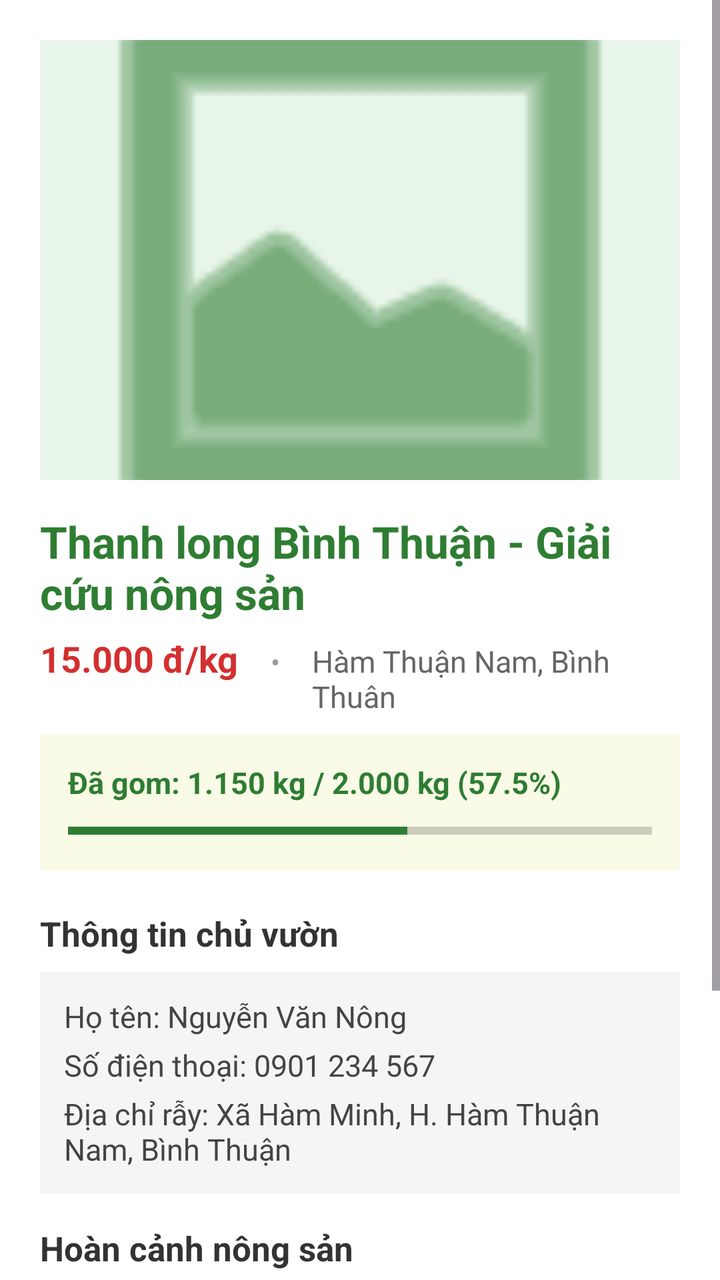
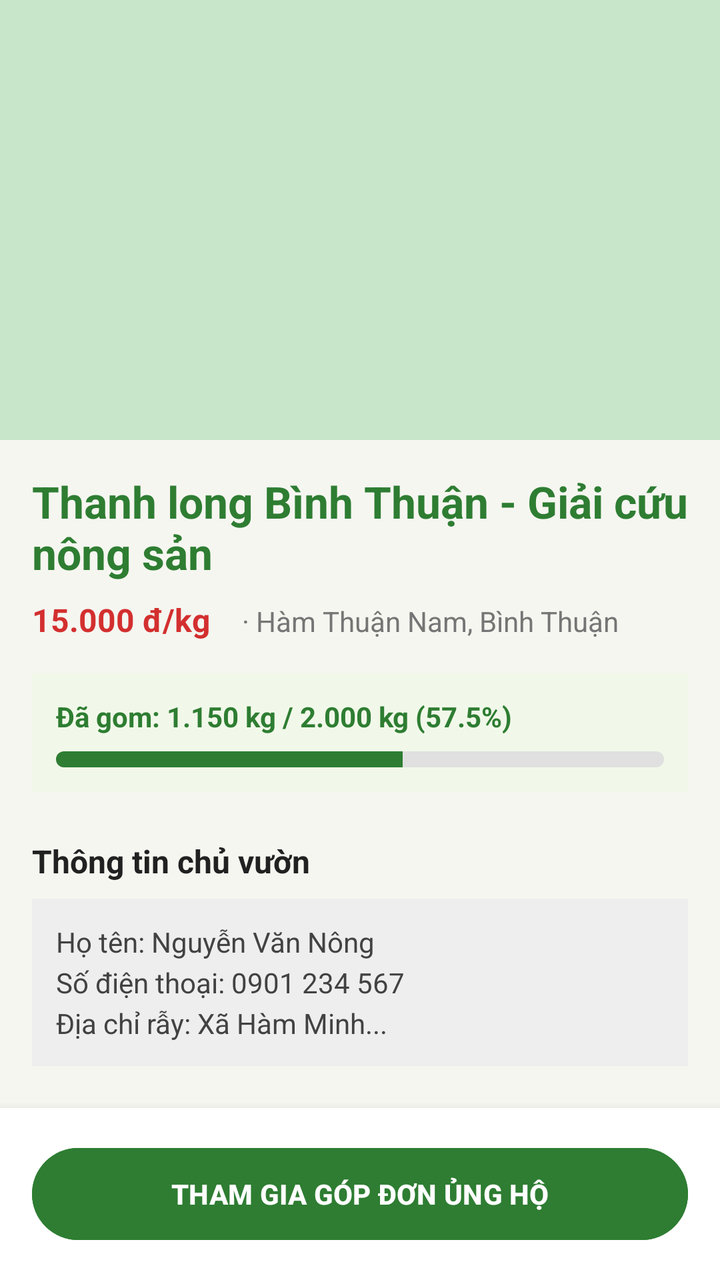

The first picture is an Android layout as it rendered before a commit; the second is the same layout after the commit. The layout source and the unified diff follow.
<!-- AndroidManifest.xml: application theme Theme.AgriFoodsHelper -->
<!-- res/layout/fragment_campaign_detail.xml -->
<?xml version="1.0" encoding="utf-8"?>
<ScrollView xmlns:android="http://schemas.android.com/apk/res/android"
    xmlns:app="http://schemas.android.com/apk/res-auto"
    android:layout_width="match_parent"
    android:layout_height="match_parent"
    android:background="#FFFFFF"
    android:fillViewport="true">

    <LinearLayout
        android:layout_width="match_parent"
        android:layout_height="wrap_content"
        android:orientation="vertical"
        android:padding="20dp">

        
        <ImageView
            android:id="@+id/imgCampaignDetail"
            android:layout_width="match_parent"
            android:layout_height="220dp"
            android:background="#E8F5E9"
            android:contentDescription="Ảnh chi tiết nông sản"
            android:scaleType="centerCrop"
            android:src="@android:drawable/ic_menu_gallery"
            app:tint="#2E7D32" />

        
        <TextView
            android:id="@+id/tvCampaignTitle"
            android:layout_width="match_parent"
            android:layout_height="wrap_content"
            android:layout_marginTop="16dp"
            android:paddingBottom="6dp"
            android:text="Thanh long Bình Thuận - Giải cứu nông sản"
            android:textColor="#2E7D32"
            android:textSize="22sp"
            android:textStyle="bold" />

        
        <LinearLayout
            android:layout_width="match_parent"
            android:layout_height="wrap_content"
            android:layout_marginBottom="12dp"
            android:orientation="horizontal">

            <TextView
                android:id="@+id/tvProductPrice"
                android:layout_width="wrap_content"
                android:layout_height="wrap_content"
                android:text="15.000 đ/kg"
                android:textColor="#D32F2F"
                android:textSize="18sp"
                android:textStyle="bold" />

            <TextView
                android:layout_width="wrap_content"
                android:layout_height="wrap_content"
                android:layout_marginStart="16dp"
                android:layout_marginEnd="16dp"
                android:text="•"
                android:textColor="#999999" />

            <TextView
                android:id="@+id/tvProductOrigin"
                android:layout_width="wrap_content"
                android:layout_height="wrap_content"
                android:text="Hàm Thuận Nam, Bình Thuận"
                android:textColor="#666666"
                android:textSize="15sp" />
        </LinearLayout>

        
        <LinearLayout
            android:layout_width="match_parent"
            android:layout_height="wrap_content"
            android:layout_marginBottom="20dp"
            android:background="#F9FBE7"
            android:orientation="vertical"
            android:padding="14dp">

            <TextView
                android:id="@+id/tvProgressText"
                android:layout_width="match_parent"
                android:layout_height="wrap_content"
                android:layout_marginBottom="8dp"
                android:text="Đã gom: 1.150 kg / 2.000 kg (57.5%)"
                android:textColor="#2E7D32"
                android:textSize="15sp"
                android:textStyle="bold" />

            <ProgressBar
                android:id="@+id/progressBarCampaign"
                style="?android:attr/progressBarStyleHorizontal"
                android:layout_width="match_parent"
                android:layout_height="12dp"
                android:max="100"
                android:progress="58"
                android:progressTint="#2E7D32" />
        </LinearLayout>

        
        <TextView
            android:layout_width="match_parent"
            android:layout_height="wrap_content"
            android:layout_marginBottom="8dp"
            android:text="Thông tin chủ vườn"
            android:textColor="#333333"
            android:textSize="17sp"
            android:textStyle="bold" />

        <LinearLayout
            android:layout_width="match_parent"
            android:layout_height="wrap_content"
            android:layout_marginBottom="16dp"
            android:background="#F5F5F5"
            android:orientation="vertical"
            android:padding="12dp">

            <TextView
                android:id="@+id/tvFarmerName"
                android:layout_width="match_parent"
                android:layout_height="wrap_content"
                android:text="Họ tên: Nguyễn Văn Nông"
                android:textColor="#444444"
                android:textSize="15sp" />

            <TextView
                android:id="@+id/tvFarmerPhone"
                android:layout_width="match_parent"
                android:layout_height="wrap_content"
                android:layout_marginTop="4dp"
                android:text="Số điện thoại: 0901 234 567"
                android:textColor="#444444"
                android:textSize="15sp" />

            <TextView
                android:id="@+id/tvFarmerAddress"
                android:layout_width="match_parent"
                android:layout_height="wrap_content"
                android:layout_marginTop="4dp"
                android:text="Địa chỉ rẫy: Xã Hàm Minh, H. Hàm Thuận Nam, Bình Thuận"
                android:textColor="#444444"
                android:textSize="15sp" />
        </LinearLayout>

        
        <TextView
            android:layout_width="match_parent"
            android:layout_height="wrap_content"
            android:layout_marginBottom="6dp"
            android:text="Hoàn cảnh nông sản"
            android:textColor="#333333"
            android:textSize="17sp"
            android:textStyle="bold" />

        <TextView
            android:id="@+id/tvCampaignStory"
            android:layout_width="match_parent"
            android:layout_height="wrap_content"
            android:layout_marginBottom="24dp"
            android:lineSpacingExtra="4dp"
            android:text="Do ảnh hưởng thời tiết xấu và dịch bệnh, thương lái dừng thu mua đột ngột. Vườn thanh long chín rộ cần thu hoạch khẩn cấp trong 48 giờ để tránh hư hỏng hoàn toàn."
            android:textColor="#555555"
            android:textSize="15sp" />

        
        <Button
            android:id="@+id/btnOpenCommitDialog"
            android:layout_width="match_parent"
            android:layout_height="56dp"
            android:backgroundTint="#2E7D32"
            android:text="THAM GIA GÓP ĐƠN ỦNG HỘ"
            android:textColor="#FFFFFF"
            android:textSize="17sp"
            android:textStyle="bold" />

    </LinearLayout>
</ScrollView>
<!-- resources referenced by this layout -->
<resources>
  <style name="Theme.AgriFoodsHelper" parent="Base.Theme.AgriFoodsHelper" />
  <style name="Base.Theme.AgriFoodsHelper" parent="Theme.Material3.DayNight.NoActionBar">
          
      </style>
</resources>

<!-- the commit's change to res/layout/fragment_campaign_detail.xml (unified diff, before → after) -->
@@ -1,177 +1,143 @@
 <?xml version="1.0" encoding="utf-8"?>
-<ScrollView xmlns:android="http://schemas.android.com/apk/res/android"
+<RelativeLayout xmlns:android="http://schemas.android.com/apk/res/android"
     xmlns:app="http://schemas.android.com/apk/res-auto"
     android:layout_width="match_parent"
     android:layout_height="match_parent"
-    android:background="#FFFFFF"
-    android:fillViewport="true">
+    android:background="#F5F6F0">
 
-    <LinearLayout
+    <ScrollView
         android:layout_width="match_parent"
-        android:layout_height="wrap_content"
-        android:orientation="vertical"
-        android:padding="20dp">
-
-        
-        <ImageView
-            android:id="@+id/imgCampaignDetail"
-            android:layout_width="match_parent"
-            android:layout_height="220dp"
-            android:background="#E8F5E9"
-            android:contentDescription="Ảnh chi tiết nông sản"
-            android:scaleType="centerCrop"
-            android:src="@android:drawable/ic_menu_gallery"
-            app:tint="#2E7D32" />
-
-        
-        <TextView
-            android:id="@+id/tvCampaignTitle"
-            android:layout_width="match_parent"
-            android:layout_height="wrap_content"
-            android:layout_marginTop="16dp"
-            android:paddingBottom="6dp"
-            android:text="Thanh long Bình Thuận - Giải cứu nông sản"
-            android:textColor="#2E7D32"
-            android:textSize="22sp"
-            android:textStyle="bold" />
-
-        
-        <LinearLayout
-            android:layout_width="match_parent"
-            android:layout_height="wrap_content"
-            android:layout_marginBottom="12dp"
-            android:orientation="horizontal">
-
-            <TextView
-                android:id="@+id/tvProductPrice"
-                android:layout_width="wrap_content"
-                android:layout_height="wrap_content"
-                android:text="15.000 đ/kg"
-                android:textColor="#D32F2F"
-                android:textSize="18sp"
-                android:textStyle="bold" />
-
-            <TextView
-                android:layout_width="wrap_content"
-                android:layout_height="wrap_content"
-                android:layout_marginStart="16dp"
-                android:layout_marginEnd="16dp"
-                android:text="•"
-                android:textColor="#999999" />
-
-            <TextView
-                android:id="@+id/tvProductOrigin"
-                android:layout_width="wrap_content"
-                android:layout_height="wrap_content"
-                android:text="Hàm Thuận Nam, Bình Thuận"
-                android:textColor="#666666"
-                android:textSize="15sp" />
-        </LinearLayout>
-
-        
-        <LinearLayout
-            android:layout_width="match_parent"
-            android:layout_height="wrap_content"
-            android:layout_marginBottom="20dp"
-            android:background="#F9FBE7"
-            android:orientation="vertical"
-            android:padding="14dp">
-
-            <TextView
-                android:id="@+id/tvProgressText"
-                android:layout_width="match_parent"
-                android:layout_height="wrap_content"
-                android:layout_marginBottom="8dp"
-                android:text="Đã gom: 1.150 kg / 2.000 kg (57.5%)"
-                android:textColor="#2E7D32"
-                android:textSize="15sp"
-                android:textStyle="bold" />
-
-            <ProgressBar
-                android:id="@+id/progressBarCampaign"
-                style="?android:attr/progressBarStyleHorizontal"
-                android:layout_width="match_parent"
-                android:layout_height="12dp"
-                android:max="100"
-                android:progress="58"
-                android:progressTint="#2E7D32" />
-        </LinearLayout>
-
-        
-        <TextView
-            android:layout_width="match_parent"
-            android:layout_height="wrap_content"
-            android:layout_marginBottom="8dp"
-            android:text="Thông tin chủ vườn"
-            android:textColor="#333333"
-            android:textSize="17sp"
-            android:textStyle="bold" />
+        android:layout_height="match_parent"
+        android:layout_above="@+id/bottomBar">
 
         <LinearLayout
             android:layout_width="match_parent"
             android:layout_height="wrap_content"
-            android:layout_marginBottom="16dp"
-            android:background="#F5F5F5"
-            android:orientation="vertical"
-            android:padding="12dp">
+            android:orientation="vertical">
 
-            <TextView
-                android:id="@+id/tvFarmerName"
+            <ImageView
+                android:id="@+id/imgDetailPhoto"
+                android:layout_width="match_parent"
+                android:layout_height="220dp"
+                android:background="#C8E6C9"
+                android:scaleType="centerCrop" />
+
+            <LinearLayout
                 android:layout_width="match_parent"
                 android:layout_height="wrap_content"
-                android:text="Họ tên: Nguyễn Văn Nông"
-                android:textColor="#444444"
-                android:textSize="15sp" />
+                android:orientation="vertical"
+                android:padding="16dp">
 
-            <TextView
-                android:id="@+id/tvFarmerPhone"
-                android:layout_width="match_parent"
-                android:layout_height="wrap_content"
-                android:layout_marginTop="4dp"
-                android:text="Số điện thoại: 0901 234 567"
-                android:textColor="#444444"
-                android:textSize="15sp" />
+                <TextView
+                    android:id="@+id/tvDetailTitle"
+                    android:layout_width="match_parent"
+                    android:layout_height="wrap_content"
+                    android:text="Thanh long Bình Thuận - Giải cứu nông sản"
+                    android:textColor="#2E7D32"
+                    android:textSize="22sp"
+                    android:textStyle="bold" />
 
-            <TextView
-                android:id="@+id/tvFarmerAddress"
-                android:layout_width="match_parent"
-                android:layout_height="wrap_content"
-                android:layout_marginTop="4dp"
-                android:text="Địa chỉ rẫy: Xã Hàm Minh, H. Hàm Thuận Nam, Bình Thuận"
-                android:textColor="#444444"
-                android:textSize="15sp" />
+                <LinearLayout
+                    android:layout_width="match_parent"
+                    android:layout_height="wrap_content"
+                    android:layout_marginTop="8dp"
+                    android:orientation="horizontal">
+
+                    <TextView
+                        android:id="@+id/tvDetailPrice"
+                        android:layout_width="wrap_content"
+                        android:layout_height="wrap_content"
+                        android:text="15.000 đ/kg"
+                        android:textColor="#D32F2F"
+                        android:textSize="16sp"
+                        android:textStyle="bold" />
+
+                    <TextView
+                        android:id="@+id/tvDetailAddress"
+                        android:layout_width="wrap_content"
+                        android:layout_height="wrap_content"
+                        android:layout_marginStart="16dp"
+                        android:text="· Hàm Thuận Nam, Bình Thuận"
+                        android:textColor="#757575"
+                        android:textSize="14sp" />
+                </LinearLayout>
+
+                
+                <LinearLayout
+                    android:layout_width="match_parent"
+                    android:layout_height="wrap_content"
+                    android:layout_marginTop="16dp"
+                    android:background="#F1F8E9"
+                    android:orientation="vertical"
+                    android:padding="12dp">
+
+                    <TextView
+                        android:id="@+id/tvDetailProgressText"
+                        android:layout_width="match_parent"
+                        android:layout_height="wrap_content"
+                        android:text="Đã gom: 1.150 kg / 2.000 kg (57.5%)"
+                        android:textColor="#2E7D32"
+                        android:textStyle="bold" />
+
+                    <ProgressBar
+                        android:id="@+id/progressBarDetail"
+                        style="?android:attr/progressBarStyleHorizontal"
+                        android:layout_width="match_parent"
+                        android:layout_height="8dp"
+                        android:layout_marginTop="8dp"
+                        android:max="100"
+                        android:progress="57"
+                        android:progressDrawable="@drawable/custom_progress_bar" />
+                </LinearLayout>
+
+                
+                <TextView
+                    android:layout_width="match_parent"
+                    android:layout_height="wrap_content"
+                    android:layout_marginTop="24dp"
+                    android:text="Thông tin chủ vườn"
+                    android:textColor="#212121"
+                    android:textSize="16sp"
+                    android:textStyle="bold" />
+
+                <LinearLayout
+                    android:layout_width="match_parent"
+                    android:layout_height="wrap_content"
+                    android:layout_marginTop="8dp"
+                    android:background="#EEEEEE"
+                    android:orientation="vertical"
+                    android:padding="12dp">
+
+                    <TextView
+                        android:id="@+id/tvFarmerInfo"
+                        android:layout_width="match_parent"
+                        android:layout_height="wrap_content"
+                        android:text="Họ tên: Nguyễn Văn Nông\nSố điện thoại: 0901 234 567\nĐịa chỉ rẫy: Xã Hàm Minh..."
+                        android:textColor="#424242"
+                        android:lineSpacingExtra="4dp"/>
+                </LinearLayout>
+            </LinearLayout>
         </LinearLayout>
+    </ScrollView>
 
-        
-        <TextView
+    
+    <LinearLayout
+        android:id="@+id/bottomBar"
+        android:layout_width="match_parent"
+        android:layout_height="wrap_content"
+        android:layout_alignParentBottom="true"
+        android:background="#FFFFFF"
+        android:elevation="8dp"
+        android:padding="16dp">
+
+        <com.google.android.material.button.MaterialButton
+            android:id="@+id/btnOpenContributeDialog"
             android:layout_width="match_parent"
-            android:layout_height="wrap_content"
-            android:layout_marginBottom="6dp"
-            android:text="Hoàn cảnh nông sản"
-            android:textColor="#333333"
-            android:textSize="17sp"
-            android:textStyle="bold" />
-
-        <TextView
-            android:id="@+id/tvCampaignStory"
-            android:layout_width="match_parent"
-            android:layout_height="wrap_content"
-            android:layout_marginBottom="24dp"
-            android:lineSpacingExtra="4dp"
-            android:text="Do ảnh hưởng thời tiết xấu và dịch bệnh, thương lái dừng thu mua đột ngột. Vườn thanh long chín rộ cần thu hoạch khẩn cấp trong 48 giờ để tránh hư hỏng hoàn toàn."
-            android:textColor="#555555"
-            android:textSize="15sp" />
-
-        
-        <Button
-            android:id="@+id/btnOpenCommitDialog"
-            android:layout_width="match_parent"
-            android:layout_height="56dp"
+            android:layout_height="54dp"
             android:backgroundTint="#2E7D32"
             android:text="THAM GIA GÓP ĐƠN ỦNG HỘ"
             android:textColor="#FFFFFF"
-            android:textSize="17sp"
-            android:textStyle="bold" />
-
+            android:textStyle="bold"
+            app:cornerRadius="24dp" />
     </LinearLayout>
-</ScrollView>
+</RelativeLayout>
<!-- resource entries referenced after the edit -->
@@ -1,5 +1,26 @@
 <!-- resources referenced by this layout -->
 <resources>
+  <!-- drawable custom_progress_bar (drawable) -->
+  <?xml version="1.0" encoding="utf-8"?>
+  <layer-list xmlns:android="http://schemas.android.com/apk/res/android">
+      
+      <item android:id="@android:id/background">
+          <shape>
+              <corners android:radius="4dp" />
+              <solid android:color="#E0E0E0" />
+          </shape>
+      </item>
+  
+      
+      <item android:id="@android:id/progress">
+          <clip>
+              <shape>
+                  <corners android:radius="4dp" />
+                  <solid android:color="#2E7D32" />
+              </shape>
+          </clip>
+      </item>
+  </layer-list>
   <style name="Theme.AgriFoodsHelper" parent="Base.Theme.AgriFoodsHelper" />
   <style name="Base.Theme.AgriFoodsHelper" parent="Theme.Material3.DayNight.NoActionBar">
           
